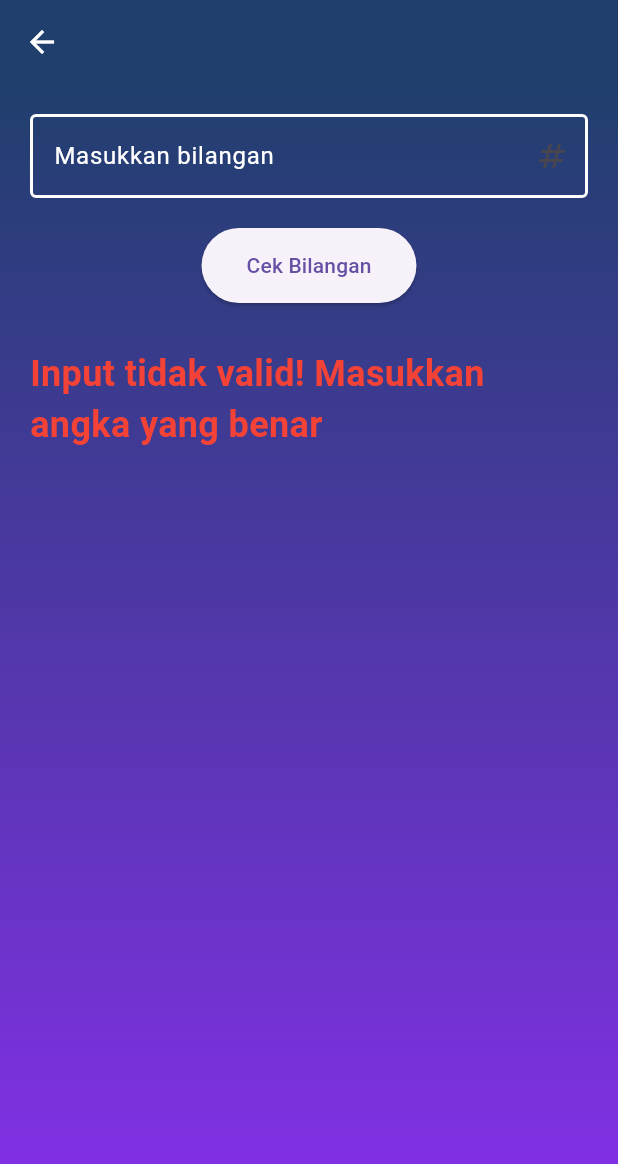
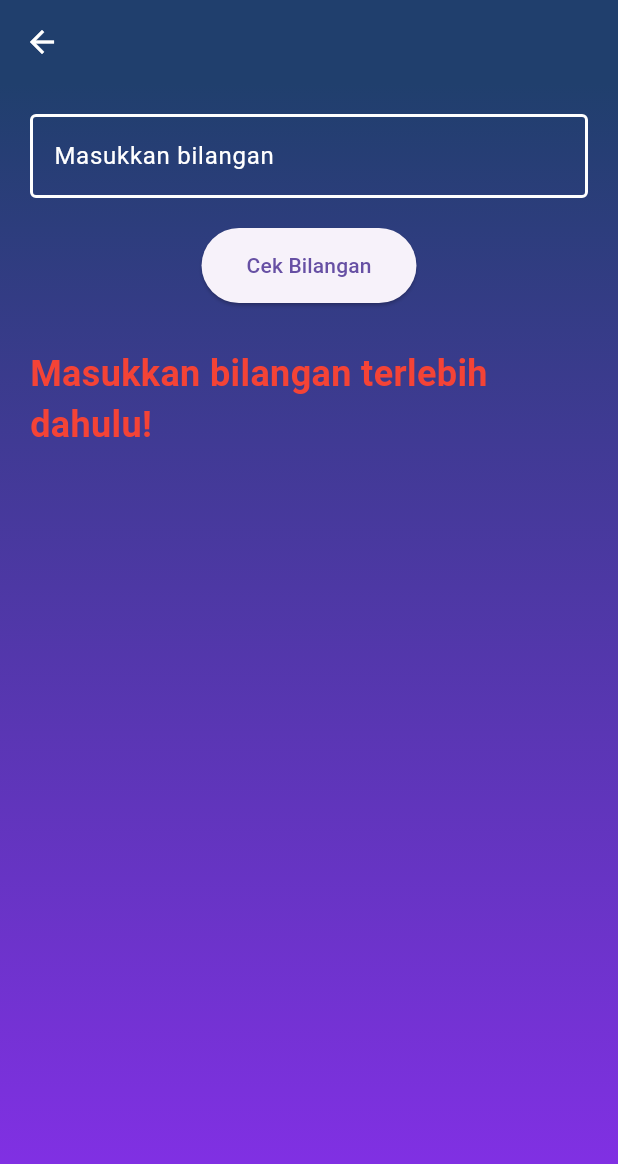
Before and after one commit to febrianchrisna/Mobile_Tugas2, a Flutter app: the NumberCheckScreen screen opened directly, after a tap on "Cek Bilangan", on a phone screen of 412 x 824 dp. Shown: the top 1164 px of the screen. Run offline on Flutter 3.47's test engine with Material 3 defaults, Android fonts, the phone set to English and light mode, and no system bars; Roboto replaces fonts that are missing (SF-Pro-Text).

```diff
--- a/lib/pages/feature/ganjil_genap.dart
+++ b/lib/pages/feature/ganjil_genap.dart
@@ -1,27 +1,33 @@
 import 'package:flutter/material.dart';
 import 'package:tugas2/pages/home/home.dart';
-
-import '../main/consts.dart';
+import 'package:tugas2/pages/main/consts.dart';
 
 class NumberCheckScreen extends StatefulWidget {
   const NumberCheckScreen({super.key});
 
   @override
-  _NumberCheckScreenState createState() => _NumberCheckScreenState();
+  State<NumberCheckScreen> createState() => _NumberCheckScreenState();
 }
 
 class _NumberCheckScreenState extends State<NumberCheckScreen> {
-  final TextEditingController _numberController = TextEditingController();
-  String _result = '';
+  final TextEditingController _controller = TextEditingController();
+  String? _result;
   Color _resultColor = Colors.white; // Default color is white
 
   void _checkNumber() {
-    final input = _numberController.text;
+    final input = _controller.text;
+    if (input.isEmpty) {
+      setState(() {
+        _result = 'Masukkan bilangan terlebih dahulu!';
+        _resultColor = Colors.red; // Set color to red for error
+      });
+      return;
+    }
+
     final number = int.tryParse(input);
-
     if (number == null) {
       setState(() {
-        _result = 'Input tidak valid! Masukkan angka yang benar';
+        _result = 'Input tidak valid!';
         _resultColor = Colors.red; // Set color to red for error
       });
       return;
@@ -34,17 +40,11 @@ class _NumberCheckScreenState extends State<NumberCheckScreen> {
   }
 
   @override
-  void dispose() {
-    _numberController.dispose();
-    super.dispose();
-  }
-
-  @override
   Widget build(BuildContext context) {
     return Scaffold(
       appBar: AppBar(
         leading: IconButton(
-          icon: Icon(Icons.arrow_back, color: Colors.white),
+          icon: const Icon(Icons.arrow_back, color: Colors.white,),
           onPressed: () {
             Navigator.pushReplacement(
               context,
@@ -52,13 +52,12 @@ class _NumberCheckScreenState extends State<NumberCheckScreen> {
             );
           },
         ),
-        backgroundColor: g1,
-        elevation: 0,
+        backgroundColor: g1, // You can customize the AppBar color
       ),
       body: Container(
         decoration: BoxDecoration(
           gradient: LinearGradient(
-            colors: [g1, g2], // Pastikan g1 dan g2 didefinisikan dengan warna yang sesuai
+            colors: [g1, g2], // g1 and g2 color
             begin: Alignment.topCenter,
             end: Alignment.bottomCenter,
           ),
@@ -66,13 +65,14 @@ class _NumberCheckScreenState extends State<NumberCheckScreen> {
         padding: const EdgeInsets.all(20.0),
         child: Column(
           children: [
-            TextFormField(
-              controller: _numberController,
+            TextField(
+              controller: _controller,
               keyboardType: TextInputType.number,
               style: TextStyle(
                 color: kInputColor,
               ),
-              decoration: InputDecoration(
+              decoration: const InputDecoration(
+                border: OutlineInputBorder(),
                 labelText: 'Masukkan bilangan',
                 labelStyle: TextStyle(color: Colors.white), // Mengubah warna label menjadi putih
                 enabledBorder: OutlineInputBorder(
@@ -81,16 +81,11 @@ class _NumberCheckScreenState extends State<NumberCheckScreen> {
                 focusedBorder: OutlineInputBorder(
                   borderSide: BorderSide(color: Colors.white, width: 2), // Border saat fokus
                 ),
-                suffixIcon: Icon(Icons.numbers),
               ),
-              validator: (value) {
-                if (value == null || value.isEmpty) {
-                  return 'Silakan masukkan angka';
-                }
-                if (int.tryParse(value) == null) {
-                  return 'Masukkan angka yang valid';
-                }
-                return null;
+              onChanged: (value) {
+                setState(() {
+                  _result = null;
+                });
               },
             ),
             const SizedBox(height: 20),
@@ -102,17 +97,24 @@ class _NumberCheckScreenState extends State<NumberCheckScreen> {
               child: const Text('Cek Bilangan'),
             ),
             const SizedBox(height: 30),
-            Text(
-              _result,
-              style: TextStyle(
-                fontSize: 24,
-                fontWeight: FontWeight.bold,
-                color: _resultColor, // Use the dynamic color for result
+            if (_result != null)
+              Text(
+                _result!,
+                style: TextStyle(
+                  fontSize: 24,
+                  fontWeight: FontWeight.bold,
+                  color: _resultColor,
+                ),
               ),
-            ),
           ],
         ),
       ),
     );
   }
+
+  @override
+  void dispose() {
+    _controller.dispose();
+    super.dispose();
+  }
 }
--- a/lib/pages/home/home.dart
+++ b/lib/pages/home/home.dart
@@ -2,6 +2,7 @@ import 'package:flutter/cupertino.dart';
 import 'package:flutter/material.dart';
 import 'package:tugas2/pages/feature//kalkulator.dart';
 import 'package:tugas2/pages/feature/ganjil_genap.dart';
+import 'package:tugas2/pages/feature/kelompok.dart';
 import 'package:tugas2/pages/main/consts.dart'; // Pastikan g1 dan g2 terdefinisi di sini
 import 'package:tugas2/pages/login/login.dart'; // Pastikan halaman LoginPage diimport
 
@@ -54,7 +55,10 @@ class HomePage extends StatelessWidget {
                 CupertinoButton(
                   padding: EdgeInsets.zero,
                   onPressed: () {
-                    // Handle navigation or functionality here
+                    Navigator.pushReplacement(
+                      context,
+                      MaterialPageRoute(builder: (context) => TeamPage()),
+                    );
                   },
                   child: Container(
                     alignment: Alignment.center,
--- a/pubspec.yaml
+++ b/pubspec.yaml
@@ -63,6 +63,7 @@ flutter:
   assets:
     - assets/icons/
     - assets/images/
+    - assets/images/febrian.jpg
 
   # An image asset can refer to one or more resolution-specific "variants", see
   # https://flutter.dev/to/resolution-aware-images
```
Also changed, not shown: lib/pages/feature/kelompok.dart (added, +155 -0 lines), lib/pages/login/login.dart (+38 -8 lines), assets/images/febrian.jpg (added), assets/images/intan.jpg (added).
